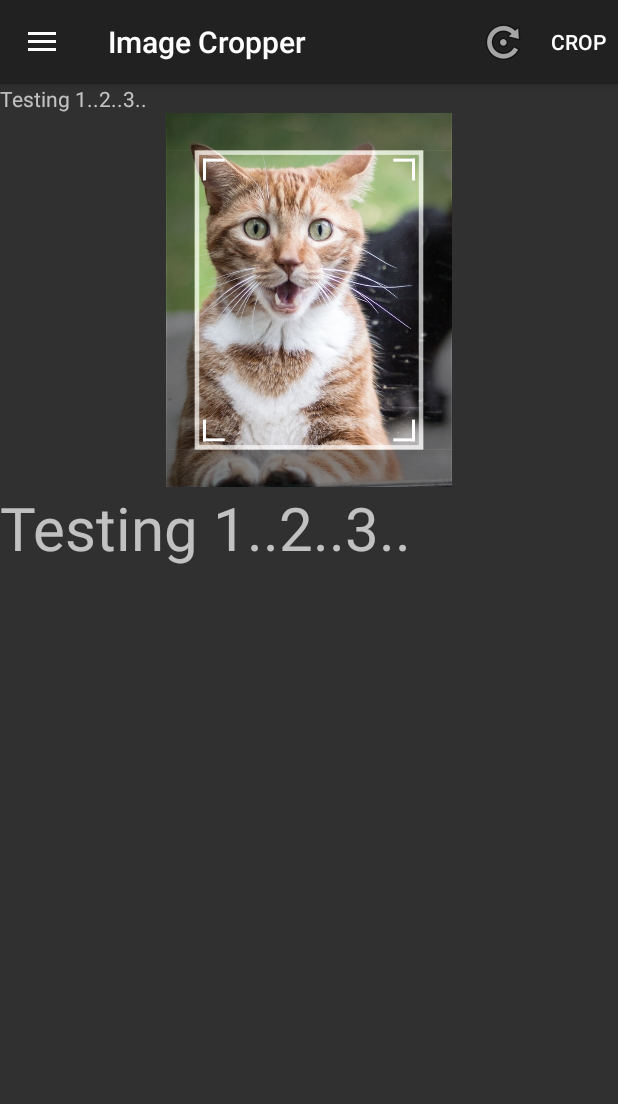
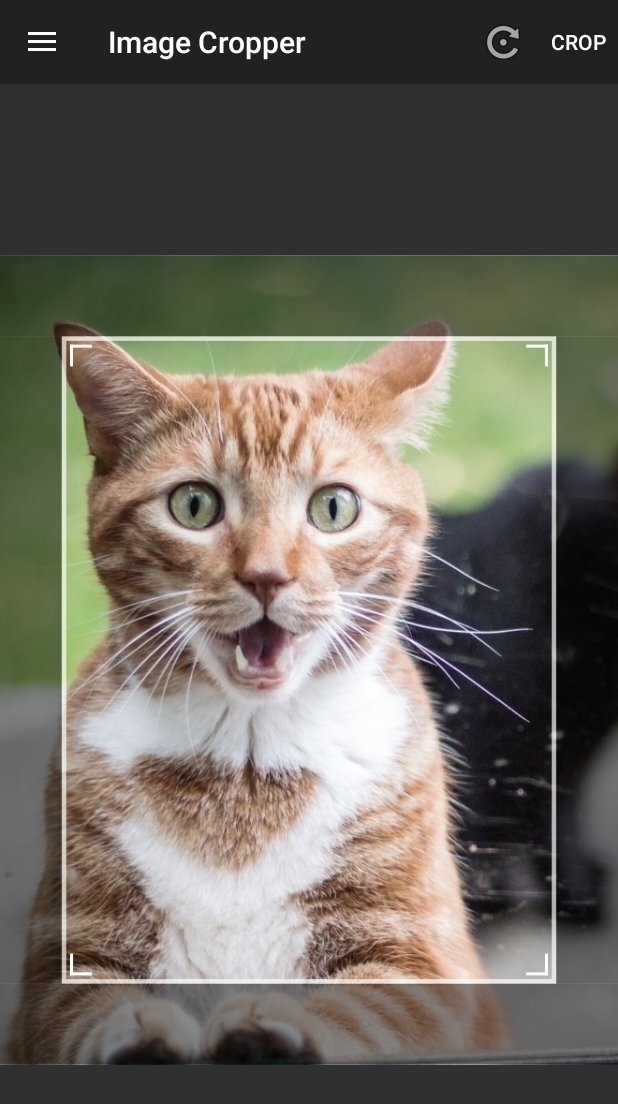
Before and after one commit to ArthurHub/Android-Image-Cropper, an Android app: the screen it shows after launch (MainActivity), on a phone screen of 412 x 824 dp. Shown: the top 1104 px of the screen. Run offline under Robolectric (Android 15) with nearby library versions, the phone set to English and light mode, and no system bars.

Commit message:
revert change made for testing

```diff
--- a/sample/src/main/res/layout/fragment_main_rect.xml
+++ b/sample/src/main/res/layout/fragment_main_rect.xml
@@ -1,33 +1,5 @@
-<!--<com.theartofdev.edmodo.cropper.CropImageView
+<com.theartofdev.edmodo.cropper.CropImageView
     android:id="@+id/cropImageView"
     xmlns:android="http://schemas.android.com/apk/res/android"
     android:layout_width="match_parent"
-    android:layout_height="match_parent"/>-->
-
-<LinearLayout
-    android:id="@+id/cropImageViewLayout"
-    xmlns:android="http://schemas.android.com/apk/res/android"
-    android:layout_width="match_parent"
-    android:layout_height="match_parent"
-    android:orientation="vertical"
-    android:visibility="visible">
-
-    <TextView
-        android:layout_width="match_parent"
-        android:layout_height="wrap_content"
-        android:text="Testing 1..2..3.."/>
-
-    <com.theartofdev.edmodo.cropper.CropImageView
-        android:id="@+id/cropImageView"
-        android:layout_width="match_parent"
-        android:layout_height="0dp"
-        android:layout_weight="1"
-        />
-
-    <TextView
-        android:layout_width="match_parent"
-        android:layout_height="0dp"
-        android:text="Testing 1..2..3.."
-        android:layout_weight="2"
-        android:textSize="40sp"/>
-</LinearLayout>
+    android:layout_height="match_parent"/>
```
